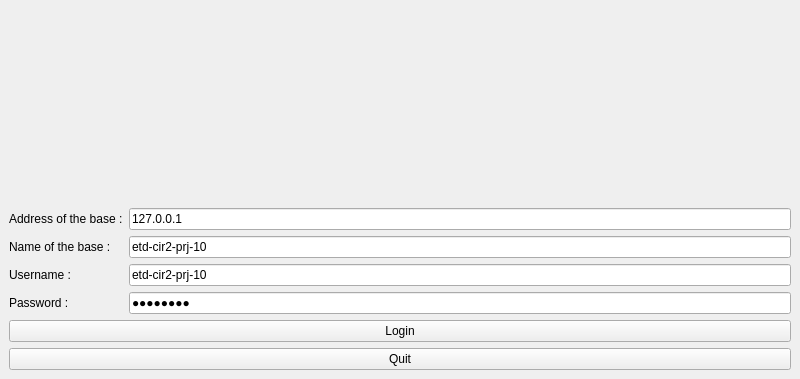
Old version of the form mainwindow.ui in the repository G4bleb/salt-n-pepper; both pictures show x 0 to 800 and y 0 to 379 of the 800 by 600 pixel window.
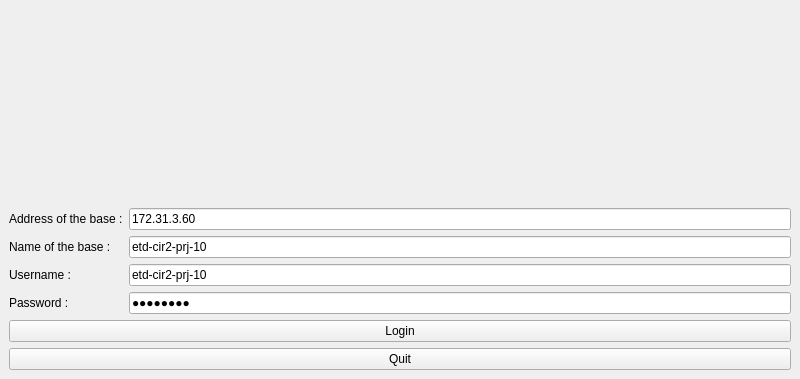
New version of the form.

What changed in the file:
```diff
--- a/mainwindow.ui
+++ b/mainwindow.ui
@@ -40,7 +40,7 @@
       <item row="1" column="1">
        <widget class="QLineEdit" name="lineEdit_address">
         <property name="text">
-         <string>127.0.0.1</string>
+         <string>172.31.3.60</string>
         </property>
         <property name="placeholderText">
          <string>Adresse</string>
```
